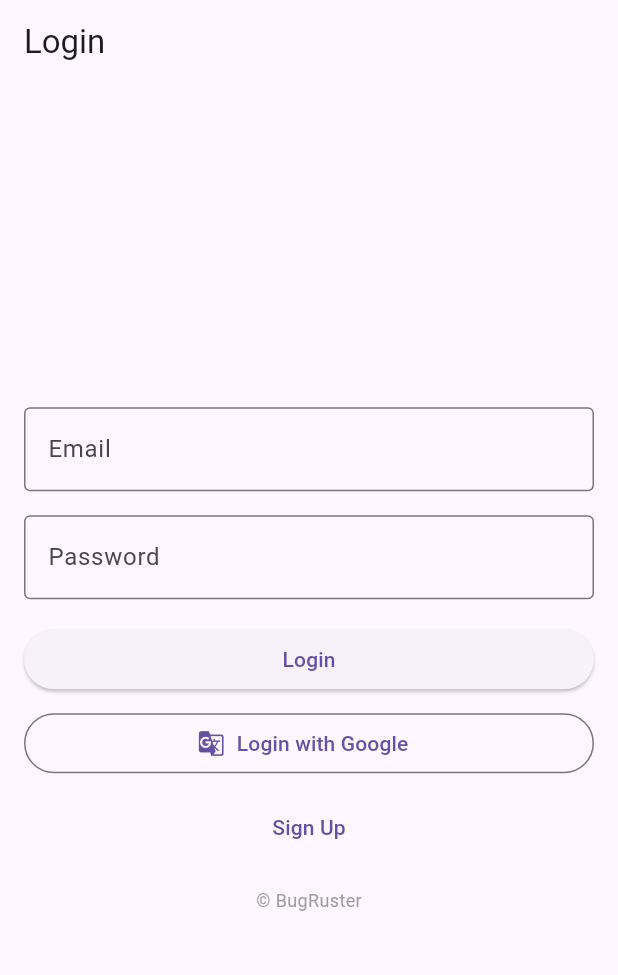
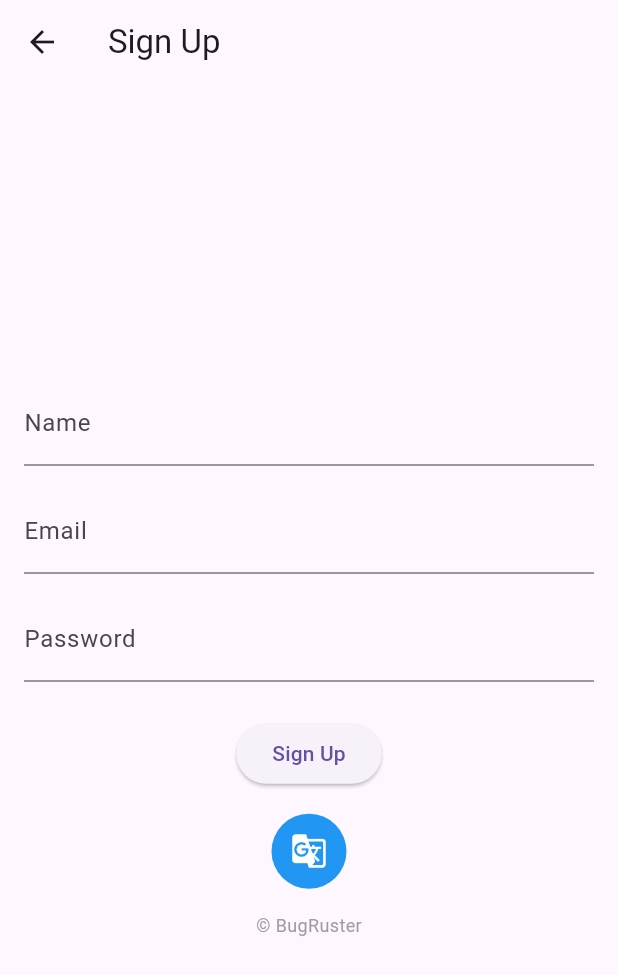
Before and after one commit to BugRuster/todo, a Flutter app: the screen it shows after launch, after a tap on "Sign Up", on a phone screen of 412 x 824 dp. Shown: the top 975 px of the screen. Run offline on Flutter 3.47's test engine with Material 3 defaults, Android fonts, the phone set to English and light mode, and no system bars; our stand-ins replace get.

Commit message:
SignUp page Added

```diff
--- /dev/null
+++ b/lib/AppScreensMain/HomeScreen.dart
@@ -0,0 +1,19 @@
+import 'package:flutter/material.dart';
+
+class HomeScreen extends StatelessWidget {
+  const HomeScreen({super.key});
+
+  @override
+  Widget build(BuildContext context) {
+    return MaterialApp(
+      home: Scaffold(
+        body: Center(
+          child: Text(
+            "Anurag",
+            style: TextStyle(fontSize: 36),
+          ),
+        ),
+      ),
+    );
+  }
+}
--- a/lib/Login/LoginPage.dart
+++ b/lib/Login/LoginPage.dart
@@ -1,6 +1,7 @@
 import 'package:flutter/material.dart';
+import 'package:todo/SignUp/SignUp_Page_Name.dart';
 import 'package:url_launcher/url_launcher.dart';
-
+import 'pa';
 void main() {
   runApp(MyApp());
 }
@@ -55,7 +56,10 @@ class LoginPage extends StatelessWidget {
               // Login button
               ElevatedButton(
                 onPressed: () {
-                  // Add your login logic here
+                  Navigator.push(
+                    context,
+                    MaterialPageRoute(builder: (context) => HomeScreen()),
+                  );
                 },
                 child: Text('Login'),
               ),
@@ -74,7 +78,11 @@ class LoginPage extends StatelessWidget {
               // Sign Up button
               TextButton(
                 onPressed: () {
-                  // Add your sign-up logic here
+                  print("button Pressed for SignUp Page");
+                  Navigator.push(
+                    context,
+                    MaterialPageRoute(builder: (context) => SignUpPage()),
+                  );
                 },
                 child: Text('Sign Up'),
               ),
--- a/lib/SignUp/SignUp_Page_Name.dart
+++ b/lib/SignUp/SignUp_Page_Name.dart
@@ -0,0 +1,122 @@
+import 'package:flutter/material.dart';
+import 'package:url_launcher/url_launcher.dart';
+
+
+void main() {
+  runApp(MyApp());
+}
+
+class MyApp extends StatelessWidget {
+  @override
+  Widget build(BuildContext context) {
+    return MaterialApp(
+      home: SignUpPage(),
+    );
+  }
+}
+
+class SignUpPage extends StatefulWidget {
+  @override
+  _SignUpPageState createState() => _SignUpPageState();
+}
+
+class _SignUpPageState extends State<SignUpPage> {
+  final TextEditingController _nameController = TextEditingController();
+  final TextEditingController _emailController = TextEditingController();
+  final TextEditingController _passwordController = TextEditingController();
+
+  @override
+  Widget build(BuildContext context) {
+    return Scaffold(
+      appBar: AppBar(
+        title: Text('Sign Up'),
+      ),
+      body: Padding(
+        padding: const EdgeInsets.all(16.0),
+        child: Column(
+          mainAxisAlignment: MainAxisAlignment.center,
+          children: [
+            TextField(
+              controller: _nameController,
+              decoration: InputDecoration(
+                labelText: 'Name',
+              ),
+            ),
+            SizedBox(height: 16.0),
+            TextField(
+              controller: _emailController,
+              decoration: InputDecoration(
+                labelText: 'Email',
+              ),
+              keyboardType: TextInputType.emailAddress,
+            ),
+            SizedBox(height: 16.0),
+            TextField(
+              controller: _passwordController,
+              decoration: InputDecoration(
+                labelText: 'Password',
+              ),
+              obscureText: true,
+            ),
+            SizedBox(height: 24.0),
+            ElevatedButton(
+              onPressed: () {
+                // Implement your signup/authentication logic here
+                // You can access entered data using _nameController.text, _emailController.text, _passwordController.text
+                // For example, you can print the values to the console
+                print('Name: ${_nameController.text}');
+                print('Email: ${_emailController.text}');
+                print('Password: ${_passwordController.text}');
+              },
+              child: Text('Sign Up'),
+            ),
+            SizedBox(height: 16.0),
+            // Google Login Button
+            GestureDetector(
+              onTap: () {
+                // Implement Google login logic here
+                print('Login with Google');
+              },
+              child: Container(
+                width: 50.0,
+                height: 50.0,
+                decoration: BoxDecoration(
+                  shape: BoxShape.circle,
+                  color: Colors.blue,
+                ),
+                child: Center(
+                  child: Icon(
+                    Icons.g_translate,
+                    color: Colors.white,
+                  ),
+                ),
+              ),
+            ),
+            SizedBox(height: 16.0),
+
+            // Copyright text with clickable link
+            GestureDetector(
+              onTap: () {
+                _launchURL('https://www.bugruster.live'); // Replace with your website URL
+              },
+              child: Container(
+                child: Center(
+                  child: Text(
+                    '© BugRuster',
+                    style: TextStyle(
+                      fontSize: 12,
+                      color: Colors.grey, // Change the color as needed
+                    ),
+                  ),
+                ),
+              ),
+            ),
+          ],
+        ),
+      ),
+    );
+  }
+  _launchURL(String url) async {
+    await launch(url);
+  }
+}
```
Also changed, not shown: 9 other files.
